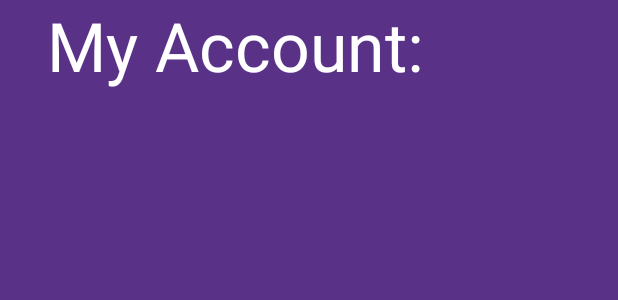
After one commit to doct0rX/Sparrow, an Android app: the layout fragment_account.xml on its own in the app's theme, with its tools: preview values and no code run, on a phone screen of 412 x 824 dp. The commit adds this screen. Shown: the top 300 px of the screen. Run offline under Robolectric (Android 15) with nearby library versions, the phone set to English and light mode, and no system bars.

Commit message:
Account fragment added

```diff
--- a/app/src/main/AndroidManifest.xml
+++ b/app/src/main/AndroidManifest.xml
@@ -14,7 +14,7 @@
         <activity
             android:name=".ui.login.LoginActivity"
             android:label="@string/app_name"/>
-        <activity android:name=".ui.feedsActivities.FeedActivity" />
+        <activity android:name=".ui.fragmentActivity.FragmentActivity" />
         <activity android:name=".ui.MainActivity">
             <intent-filter>
                 <action android:name="android.intent.action.MAIN" />
--- a/app/src/main/java/com/doct0rx/sparrow/ui/fragments/FeedFragment.java
+++ b/app/src/main/java/com/doct0rx/sparrow/ui/fragments/FeedFragment.java
@@ -16,8 +16,8 @@ import com.doct0rx.sparrow.R;
  */
 public class FeedFragment extends Fragment {
 
+    private View view;
 
-    private View view;
     public FeedFragment() {
         // Required empty public constructor
     }
--- /dev/null
+++ b/app/src/main/res/layout/fragment_account.xml
@@ -0,0 +1,17 @@
+<?xml version="1.0" encoding="utf-8"?>
+<LinearLayout xmlns:android="http://schemas.android.com/apk/res/android"
+    xmlns:tools="http://schemas.android.com/tools"
+    android:layout_width="match_parent"
+    android:layout_height="match_parent"
+    android:background="#593288"
+    android:orientation="vertical"
+    tools:context=".ui.fragments.MakeYourWayFragment">
+
+    <TextView
+        android:layout_width="wrap_content"
+        android:layout_height="wrap_content"
+        android:layout_marginStart="31dp"
+        android:text="My Account:"
+        android:textColor="@android:color/white"
+        android:textSize="45sp" />
+</LinearLayout>
```
Also changed, not shown: app/src/main/java/com/doct0rx/sparrow/ui/feedsActivities/FeedActivity.java (deleted, +0 -55 lines), app/src/main/java/com/doct0rx/sparrow/ui/fragmentActivity/FragmentActivity.java (added, +53 -0 lines), app/src/main/java/com/doct0rx/sparrow/ui/fragments/AccountFragment.java (added, +30 -0 lines), app/src/main/java/com/doct0rx/sparrow/ui/login/LoginActivity.java (+2 -6 lines), app/src/main/res/layout/activity_fragment.xml (renamed from app/src/main/res/layout/activity_feed.xml), 2 other files.
